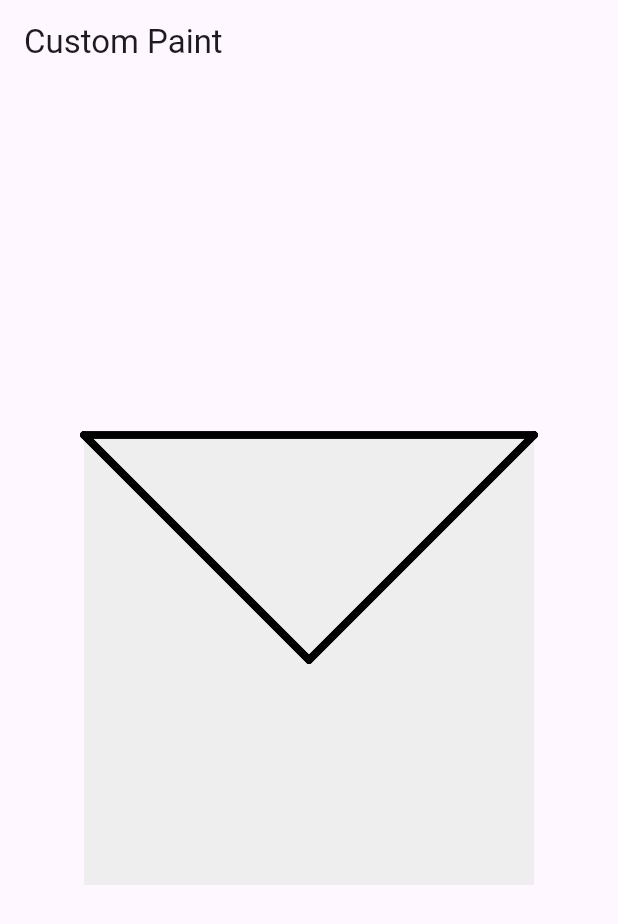
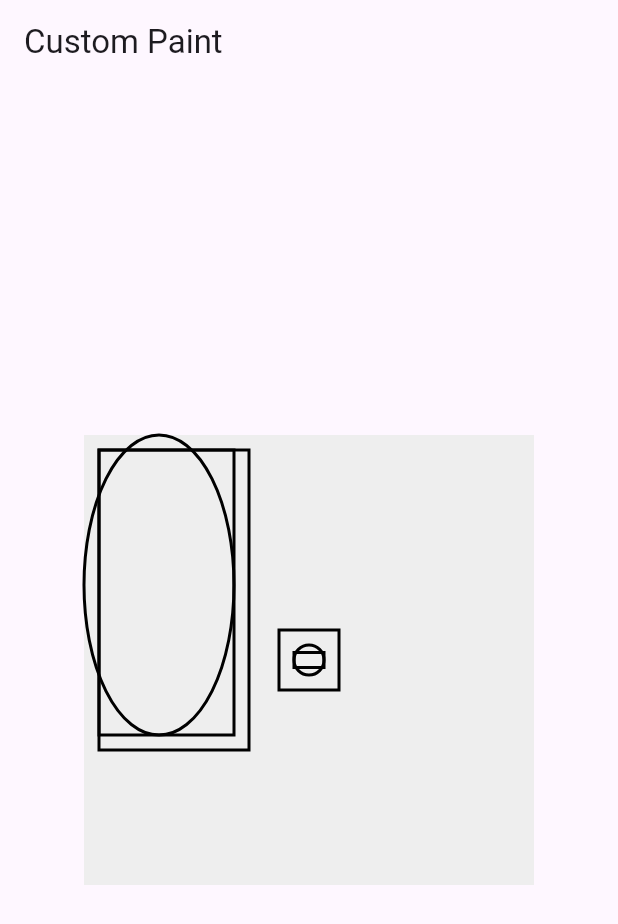
Before and after one commit to anasmj/custom_paint, a Flutter app: the screen it shows after launch, on a phone screen of 412 x 824 dp. Shown: the top 924 px of the screen. Run offline on Flutter 3.47's test engine with Material 3 defaults, Android fonts, the phone set to English and light mode, and no system bars.

Commit message:
circle oval and rectangles

```diff
--- a/lib/src/app.body.dart
+++ b/lib/src/app.body.dart
@@ -1,6 +1,3 @@
-import 'dart:typed_data';
-import 'dart:ui';
-
 import 'package:flutter/material.dart';
 
 class CustomPaintExample extends StatefulWidget {
@@ -22,7 +19,7 @@ class _CustomPaintExampleState extends State<CustomPaintExample> {
           color: Colors.grey.shade200,
           child: CustomPaint(
             size: const Size(300, 300),
-            painter: PointPainter(),
+            painter: CirclePainter(),
           ),
         ),
       ),
@@ -30,33 +27,36 @@ class _CustomPaintExampleState extends State<CustomPaintExample> {
   }
 }
 
-class PointPainter extends CustomPainter {
+class CirclePainter extends CustomPainter {
   final painter = Paint()
-    ..color = Colors.black
-    ..strokeWidth = 5
-    ..strokeCap = StrokeCap.round;
+    ..strokeWidth = 2
+    ..style = PaintingStyle.stroke //PaintingStyle.solid for solid circle
+    ..color = Colors.black;
+
   @override
-  void paint(Canvas canvas, Size size) {
-    final points = <Offset>[
-      Offset.zero,
-      Offset(size.width, 0),
-      Offset(size.width / 2, size.height / 2),
-      Offset.zero,
-    ];
-    final rawPoints = Float32List.fromList(
-      [
-        0,
-        0,
-        size.width,
-        0,
-        size.width / 2,
-        size.height / 2,
-        0,
-        0,
-      ],
+  paint(Canvas canvas, Size size) {
+    final center = Offset(size.width / 2, size.height / 2);
+
+    //CIRCLE
+    canvas.drawCircle(center, 10, painter);
+
+    //OVAL
+    canvas.drawOval(const Rect.fromLTWH(0, 0, 100, 200), painter);
+
+    // RECTANGLE: CENTER + WIDTH +HEIGHT
+    canvas.drawRect(
+      Rect.fromCenter(center: center, width: 20, height: 10),
+      painter,
     );
-    canvas.drawPoints(PointMode.polygon, points, painter);
-    canvas.drawRawPoints(PointMode.polygon, rawPoints, painter);
+    //RECTANGLE: CENTER + RADIUS
+    canvas.drawRect(
+      Rect.fromCircle(center: center, radius: 20),
+      painter,
+    );
+    // RECTANGLE: from values of top left + height +width
+    canvas.drawRect(const Rect.fromLTWH(10, 10, 100, 200), painter);
+    //RECTANGLE: takes width = R-L, height = T-B
+    canvas.drawRect(const Rect.fromLTRB(10, 10, 100, 200), painter);
   }
 
   @override
```
